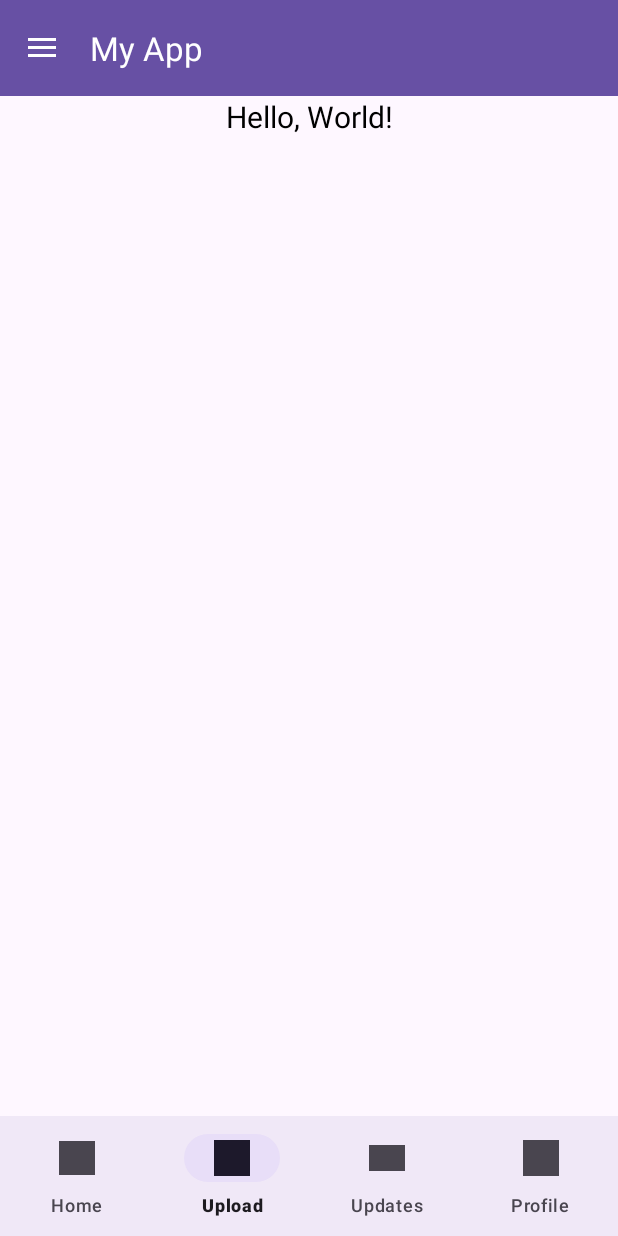
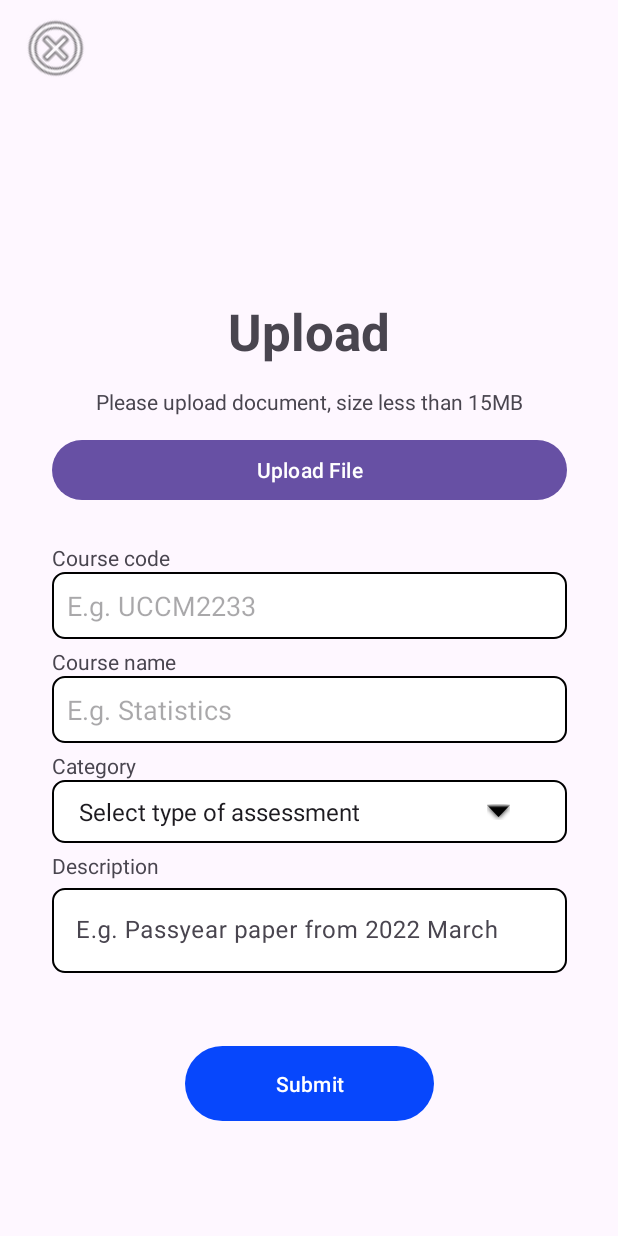
Before and after one commit to ScarletDawn03/MobileApplicationGroupAssignment, an Android app: the screen it shows after launch (MainActivity before the commit, uploadPassyear after it), item 2 of the bottom bar chosen, on a phone screen of 412 x 824 dp. Run offline under Robolectric (Android 15) with nearby library versions, the light colour scheme and no system bars; our stand-ins replace Firebase (no records; nobody signed in at launch, a user with empty details on screens opened directly).

Commit message:
Create upload module

```diff
--- a/app/build.gradle
+++ b/app/build.gradle
@@ -1,5 +1,6 @@
 plugins {
     id 'com.android.application'
+    id 'com.google.gms.google-services'
 }
 
 android {
@@ -34,6 +35,8 @@ dependencies {
     implementation 'androidx.appcompat:appcompat:1.6.1'
     implementation 'com.google.android.material:material:1.9.0'
     implementation 'androidx.constraintlayout:constraintlayout:2.1.4'
+    implementation 'com.google.firebase:firebase-database:21.0.0'
+    implementation 'com.google.firebase:firebase-storage:21.0.1'
     testImplementation 'junit:junit:4.13.2'
     androidTestImplementation 'androidx.test.ext:junit:1.1.5'
     androidTestImplementation 'androidx.test.espresso:espresso-core:3.5.1'
--- a/app/src/main/AndroidManifest.xml
+++ b/app/src/main/AndroidManifest.xml
@@ -1,9 +1,10 @@
 <?xml version="1.0" encoding="utf-8"?>
 <manifest xmlns:android="http://schemas.android.com/apk/res/android"
-
     xmlns:tools="http://schemas.android.com/tools">
 
     <uses-permission android:name="android.permission.INTERNET" />
+    <uses-permission android:name="android.permission.WRITE_EXTERNAL_STORAGE"/>
+    <uses-permission android:name="android.permission.READ_EXTERNAL_STORAGE"/>
 
     <application
         android:allowBackup="true"
@@ -16,6 +17,9 @@
         android:theme="@style/Theme.MyApplication"
         tools:targetApi="31">
         <activity
+            android:name=".uploadPassyear"
+            android:exported="false" />
+        <activity
             android:name=".MainActivity"
             android:exported="true">
             <intent-filter>
--- a/app/src/main/java/com/example/myapplication/MainActivity.java
+++ b/app/src/main/java/com/example/myapplication/MainActivity.java
@@ -1,11 +1,15 @@
 package com.example.myapplication;
 //EN WEI
 
+import android.Manifest;
+import android.content.Intent;
+import android.content.pm.PackageManager;
 import android.os.Bundle;
 import android.widget.Toast;
 import androidx.appcompat.app.ActionBarDrawerToggle;
 import androidx.appcompat.app.AppCompatActivity;
 import androidx.appcompat.widget.Toolbar; // FIXED: correct Toolbar import
+import androidx.core.app.ActivityCompat;
 import androidx.core.view.GravityCompat;
 import androidx.drawerlayout.widget.DrawerLayout;
 import androidx.fragment.app.Fragment;
@@ -23,6 +27,11 @@ public class MainActivity extends AppCompatActivity {
     protected void onCreate(Bundle savedInstanceState) {
         super.onCreate(savedInstanceState);
         setContentView(R.layout.activity_main);
+
+        //GET STORAGE PERMISSION
+        ActivityCompat.requestPermissions(this,
+                new String[]{android.Manifest.permission.WRITE_EXTERNAL_STORAGE, Manifest.permission.READ_EXTERNAL_STORAGE},
+                PackageManager.PERMISSION_GRANTED);
 
         // Set up the toolbar
         Toolbar toolbar = findViewById(R.id.toolbar);
@@ -67,6 +76,8 @@ public class MainActivity extends AppCompatActivity {
                 return true;
             } else if (id == R.id.nav_search) {
                 showToast("Bottom: Search selected");
+                Intent intent = new Intent(this, uploadPassyear.class);
+                startActivity(intent);
                 return true;
             } else if (id == R.id.nav_profile) {
                 showToast("Bottom: Profile selected");
--- /dev/null
+++ b/app/src/main/java/com/example/myapplication/uploadPassyear.java
@@ -0,0 +1,216 @@
+package com.example.myapplication;
+
+import androidx.activity.result.ActivityResult;
+import androidx.activity.result.ActivityResultCallback;
+import androidx.activity.result.ActivityResultLauncher;
+import androidx.activity.result.contract.ActivityResultContracts;
+import androidx.annotation.NonNull;
+import androidx.annotation.Nullable;
+import androidx.appcompat.app.AppCompatActivity;
+
+import android.content.Intent;
+import android.database.Cursor;
+import android.net.Uri;
+import android.os.Bundle;
+import android.provider.OpenableColumns;
+import android.view.View;
+import android.widget.Button;
+import android.widget.Spinner;
+import android.widget.TextView;
+import android.widget.Toast;
+
+import com.google.android.gms.tasks.OnCompleteListener;
+import com.google.android.gms.tasks.Task;
+import com.google.android.material.textfield.TextInputEditText;
+import com.google.android.material.textfield.TextInputLayout;
+import com.google.firebase.database.DatabaseReference;
+import com.google.firebase.database.FirebaseDatabase;
+import com.google.firebase.storage.FirebaseStorage;
+import com.google.firebase.storage.StorageReference;
+
+import java.io.ByteArrayOutputStream;
+import java.io.File;
+import java.io.IOException;
+import java.io.InputStream;
+import java.util.HashMap;
+
+public class uploadPassyear extends AppCompatActivity {
+    private TextView upl_code,upl_name,show_uplname;
+    private Spinner upl_category;
+    private TextInputLayout upl_desc_layout;
+    private TextInputEditText upl_desc;
+    private Button upl_btn,selectFile_btn;
+    private String fileName,code,name,category,desc;
+    private Uri pdfuri;
+
+    private ActivityResultLauncher<Intent> filePickerLauncher = registerForActivityResult(
+            //Unable use startActivityForResult directly as it deprecated
+            new ActivityResultContracts.StartActivityForResult(),
+            new ActivityResultCallback<ActivityResult>() {
+                @Override
+                public void onActivityResult(ActivityResult result) {
+                    if (result.getResultCode() == RESULT_OK && result.getData() != null) {
+                        pdfuri = result.getData().getData();
+                        if (pdfuri != null) {
+                            Cursor returnCursor = getContentResolver().query(pdfuri, null, null, null, null);
+                            if (returnCursor != null && returnCursor.moveToFirst()) {
+                                int nameIndex = returnCursor.getColumnIndex(OpenableColumns.DISPLAY_NAME);
+                                int filesize = returnCursor.getColumnIndex(OpenableColumns.SIZE);
+                                long filesizeInByte = returnCursor.getLong(filesize);
+                                long maxfileSize = 15 * 1024 * 1024;
+                                fileName = returnCursor.getString(nameIndex);
+                                returnCursor.close();
+
+                                //Check size of file uploaded
+                                if(filesizeInByte > maxfileSize){
+                                    Toast.makeText(uploadPassyear.this, "Only PDF file below 15MB can be uploaded!", Toast.LENGTH_LONG).show();
+                                    pdfuri = null;
+                                    return;
+                                }
+                            }
+                            // Display information (you can remove this or modify as needed)
+                            String info = "File Name: " + fileName + "\n";
+                            if(!fileName.isEmpty()){
+                                show_uplname.setText("Selected File:" + fileName);
+                            }
+
+                            Toast.makeText(uploadPassyear.this, info, Toast.LENGTH_LONG).show();
+
+                        }
+                    }
+                }
+            });
+
+
+    @Override
+    protected void onCreate(Bundle savedInstanceState) {
+        super.onCreate(savedInstanceState);
+        setContentView(R.layout.activity_upload_passyear);
+        getIDForViews();
+        setFormEnabled(true);
+
+        upl_btn.setOnClickListener(new View.OnClickListener() {
+            @Override
+            public void onClick(View view) {
+                code = upl_code.getText().toString().trim();
+                name = upl_name.getText().toString().trim();
+                category = upl_category.getSelectedItem().toString();
+                desc = upl_desc.getText().toString().trim();
+
+                if (pdfuri == null) {
+                    Toast.makeText(uploadPassyear.this, "Please select a pdf first", Toast.LENGTH_LONG).show();
+                    return;
+                }
+
+                if (code.isEmpty()) {
+                    upl_code.setError("Please enter course code");
+                    return;
+                }
+
+                if (name.isEmpty()) {
+                    upl_name.setError("Please enter course name");
+                    return;
+                }
+
+                if(category.equals("Select type of assessment")){
+                    ((TextView)upl_category.getSelectedView()).setError("");
+                    return;
+                }
+
+                if (desc.isEmpty()) {
+                    upl_desc.setError("Please enter description");
+                    return;
+                }
+                Toast.makeText(uploadPassyear.this,"Uploading...Please wait... ", Toast.LENGTH_SHORT).show();
+                setFormEnabled(false);
+                uploadPDFAndSaveData();
+            }
+        });
+
+    }
+
+    public void goHome(View view){
+        Intent intent = new Intent(this, MainActivity.class);
+        startActivity(intent);
+    }
+    private void addCourseToDB(String code, String name, String category, String desc,String pdfUrl){
+        //create hashmap
+        HashMap<String,Object> courseHashmap = new HashMap<>();
+        courseHashmap.put("cr_code",code);
+        courseHashmap.put("cr_name",name);
+        courseHashmap.put("cr_category",category);
+        courseHashmap.put("cr_desc",desc);
+        courseHashmap.put("cr_pdfUrl",pdfUrl);
+
+        FirebaseDatabase database = FirebaseDatabase.getInstance();
+        DatabaseReference coursesRef = database.getReference("courses");
+
+        //something like primary key
+        String key = coursesRef.push().getKey();
+        courseHashmap.put("key",key);
+
+        coursesRef.child(key).setValue(courseHashmap).addOnCompleteListener(new OnCompleteListener<Void>() {
+            @Override
+            public void onComplete(@NonNull Task<Void> task) {
+                Toast.makeText(uploadPassyear.this,"Uploaded Successfully", Toast.LENGTH_SHORT).show();
+                upl_code.setText("");
+                upl_name.setText("");
+                upl_desc.setText("");
+                show_uplname.setText("");
+                upl_category.setSelection(0);
+                pdfuri = null;
+                setFormEnabled(true);
+
+            }
+        });
+    }
+
+    public void getIDForViews(){
+        upl_code = findViewById(R.id.upload_code);
+        upl_name = findViewById(R.id.upload_name);
+        upl_category = findViewById(R.id.upload_category);
+        upl_desc_layout = findViewById(R.id.upload_desc_layout);
+        upl_desc = upl_desc_layout.findViewById(R.id.upload_desc);
+        upl_btn = findViewById(R.id.upload_btn);
+        show_uplname = findViewById(R.id.showfilename);
+        selectFile_btn = findViewById(R.id.selectFile);
+    }
+
+    private void setFormEnabled(boolean enabled) {
+        upl_code.setEnabled(enabled);
+        upl_name.setEnabled(enabled);
+        upl_category.setEnabled(enabled);
+        upl_desc_layout.setEnabled(enabled);
+        upl_btn.setEnabled(enabled);
+        selectFile_btn.setEnabled(enabled);
+    }
+
+    public void openFile(View view){
+        Intent intent = new Intent(Intent.ACTION_GET_CONTENT);
+        intent.setType("application/pdf");
+        filePickerLauncher.launch(intent);
+    }
+
+
+    private void uploadPDFAndSaveData() {
+        if (pdfuri != null) {
+            StorageReference storageRef = FirebaseStorage.getInstance().getReference();
+            fileName = System.currentTimeMillis() + ".pdf";
+            StorageReference fileRef = storageRef.child("pdfs/" + fileName);
+
+            fileRef.putFile(pdfuri)//Upload file to firebase storage
+                    .addOnSuccessListener(taskSnapshot -> {
+                        fileRef.getDownloadUrl().addOnSuccessListener(uri -> {
+                            String pdfUrl = uri.toString();
+                            addCourseToDB(code,name,category,desc,fileName);
+                        });
+                    })
+                    .addOnFailureListener(e -> {
+                        Toast.makeText(this, "Upload Failed: " + e.getMessage(), Toast.LENGTH_SHORT).show();
+                    });
+        } else {
+            Toast.makeText(this, "Please select a PDF first", Toast.LENGTH_SHORT).show();
+        }
+    }
+
+}
--- /dev/null
+++ b/app/src/main/res/drawable/upload_border.xml
@@ -0,0 +1,11 @@
+<?xml version="1.0" encoding="utf-8"?>
+<selector xmlns:android="http://schemas.android.com/apk/res/android">
+    <item>
+        <shape xmlns:android="http://schemas.android.com/apk/res/android" android:shape="rectangle">
+            <solid android:color="#FFFFFF"/> <!-- Background color -->
+            <stroke android:width="1dp" android:color="#000000"/> <!-- Border color and width -->
+            <corners android:radius="8dp"/> <!-- Rounded corners (optional) -->
+            <padding android:left="10dp" android:top="10dp" android:right="10dp" android:bottom="10dp"/>
+        </shape>
+    </item>
+</selector>
--- /dev/null
+++ b/app/src/main/res/drawable/upload_dropdown_border.xml
@@ -0,0 +1,17 @@
+<?xml version="1.0" encoding="utf-8"?>
+<layer-list xmlns:android="http://schemas.android.com/apk/res/android">
+    <item>
+        <shape android:shape="rectangle">
+            <solid android:color="#FFFFFF"/>
+            <stroke android:width="1dp" android:color="#000000"/>
+            <corners android:radius="8dp"/>
+            <padding android:left="10dp" android:top="10dp" android:right="30dp" android:bottom="10dp"/>
+        </shape>
+    </item>
+    <item android:right="8dp">
+        <bitmap
+            android:gravity="right|center_vertical"
+            android:src="@android:drawable/arrow_down_float"
+            android:tint="#FF000000" />
+    </item>
+</layer-list>
--- /dev/null
+++ b/app/src/main/res/layout/activity_upload_passyear.xml
@@ -0,0 +1,164 @@
+<?xml version="1.0" encoding="utf-8"?>
+<androidx.constraintlayout.widget.ConstraintLayout xmlns:android="http://schemas.android.com/apk/res/android"
+    xmlns:app="http://schemas.android.com/apk/res-auto"
+    xmlns:tools="http://schemas.android.com/tools"
+    android:layout_width="match_parent"
+    android:layout_height="match_parent"
+    tools:context=".uploadPassyear">
+
+    <TextView
+        android:id="@+id/textView2"
+        android:layout_width="wrap_content"
+        android:layout_height="wrap_content"
+        android:layout_marginBottom="8dp"
+        android:text="Upload"
+        android:textSize="34sp"
+        android:textStyle="bold"
+        app:layout_constraintBottom_toTopOf="@+id/textView3"
+        app:layout_constraintEnd_toEndOf="@+id/textView3"
+        app:layout_constraintHorizontal_bias="0.497"
+        app:layout_constraintStart_toStartOf="@+id/textView3"
+        app:layout_constraintTop_toTopOf="parent"
+        app:layout_constraintVertical_bias="0.969" />
+
+    <TextView
+        android:id="@+id/textView3"
+        android:layout_width="wrap_content"
+        android:layout_height="wrap_content"
+        android:layout_marginBottom="12dp"
+        android:text="Please upload document, size less than 15MB"
+        app:layout_constraintBottom_toTopOf="@+id/linearLayout"
+        app:layout_constraintEnd_toEndOf="@+id/linearLayout"
+        app:layout_constraintStart_toStartOf="@+id/linearLayout" />
+
+    <LinearLayout
+        android:id="@+id/linearLayout"
+        android:layout_width="343dp"
+        android:layout_height="459dp"
+        android:orientation="vertical"
+        app:layout_constraintBottom_toBottomOf="parent"
+        app:layout_constraintEnd_toEndOf="parent"
+        app:layout_constraintStart_toStartOf="parent"
+        app:layout_constraintTop_toTopOf="parent"
+        app:layout_constraintVertical_bias="0.794">
+
+        <Button
+            android:id="@+id/selectFile"
+            android:layout_width="match_parent"
+            android:layout_height="wrap_content"
+            android:onClick="openFile"
+            android:text="Upload File" />
+
+        <TextView
+            android:id="@+id/showfilename"
+            android:layout_width="match_parent"
+            android:layout_height="wrap_content"
+            android:textStyle="bold" />
+
+        <TextView
+            android:id="@+id/textView4"
+            android:layout_width="match_parent"
+            android:layout_height="wrap_content"
+            android:layout_marginTop="5dp"
+            android:text="Course code" />
+
+        <EditText
+            android:id="@+id/upload_code"
+            android:layout_width="match_parent"
+            android:layout_height="wrap_content"
+            android:background="@drawable/upload_border"
+            android:ems="10"
+            android:hint="E.g. UCCM2233"
+            android:inputType="text"
+            android:text=""
+            android:textColor="#000000" />
+
+        <TextView
+            android:id="@+id/textView5"
+            android:layout_width="match_parent"
+            android:layout_height="wrap_content"
+            android:layout_marginTop="5dp"
+            android:text="Course name" />
+
+        <EditText
+            android:id="@+id/upload_name"
+            android:layout_width="match_parent"
+            android:layout_height="wrap_content"
+            android:background="@drawable/upload_border"
+            android:ems="10"
+            android:hint="E.g. Statistics"
+            android:inputType="text"
+            android:text=""
+            android:textColor="#000000" />
+
+        <TextView
+            android:id="@+id/textView6"
+            android:layout_width="match_parent"
+            android:layout_height="wrap_content"
+            android:layout_marginTop="5dp"
+            android:text="Category" />
+
+        <Spinner
+            android:id="@+id/upload_category"
+            android:layout_width="match_parent"
+            android:layout_height="wrap_content"
+            android:background="@drawable/upload_dropdown_border"
+            android:entries="@array/answer_category" />
+
+
+        <TextView
+            android:id="@+id/textView7"
+            android:layout_width="match_parent"
+            android:layout_height="wrap_content"
+            android:layout_marginTop="5dp"
+            android:text="Description" />
+
+        <com.google.android.material.textfield.TextInputLayout
+            android:id="@+id/upload_desc_layout"
+            android:layout_width="match_parent"
+            android:layout_height="101dp">
+
+            <com.google.android.material.textfield.TextInputEditText
+                android:id="@+id/upload_desc"
+                android:layout_width="match_parent"
+                android:layout_height="wrap_content"
+                android:background="@drawable/upload_border"
+                android:hint="E.g. Passyear paper from 2022 March"
+                app:counterEnabled="true"
+                app:counterMaxLength="500" />
+
+        </com.google.android.material.textfield.TextInputLayout>
+
+        <LinearLayout
+            android:layout_width="match_parent"
+            android:layout_height="58dp"
+            android:layout_margin="5dp"
+            android:gravity="center"
+            android:orientation="vertical">
+
+            <Button
+                android:id="@+id/upload_btn"
+                android:layout_width="166dp"
+                android:layout_height="14dp"
+                android:layout_weight="1"
+                android:text="Submit"
+                app:backgroundTint="#0747fc" />
+        </LinearLayout>
+
+    </LinearLayout>
+
+    <ImageView
+        android:id="@+id/imageView"
+        android:layout_width="49dp"
+        android:layout_height="57dp"
+        android:rotation="45"
+        android:onClick="goHome"
+        app:layout_constraintBottom_toTopOf="@+id/textView2"
+        app:layout_constraintEnd_toStartOf="@+id/textView2"
+        app:layout_constraintHorizontal_bias="0.126"
+        app:layout_constraintStart_toStartOf="parent"
+        app:layout_constraintTop_toTopOf="parent"
+        app:layout_constraintVertical_bias="0.023"
+        app:srcCompat="@android:drawable/ic_menu_add" />
+
+</androidx.constraintlayout.widget.ConstraintLayout>
--- a/app/src/main/res/values/strings.xml
+++ b/app/src/main/res/values/strings.xml
@@ -5,4 +5,11 @@
     <string name="navigation_drawer_open">Open navigation drawer</string>
     <string name="navigation_drawer_close">Close navigation drawer</string>
 
+    <string-array name="answer_category">
+        <item>Select type of assessment</item>
+        <item>Quiz</item>
+        <item>Midterm</item>
+        <item>Practical Test</item>
+        <item>Final Assessment</item>
+    </string-array>
 </resources>
--- a/build.gradle
+++ b/build.gradle
@@ -1,4 +1,8 @@
-// Top-level build file where you can add configuration options common to all sub-projects/modules.
+buildscript {
+    dependencies {
+        classpath 'com.google.gms:google-services:4.4.2'
+    }
+}// Top-level build file where you can add configuration options common to all sub-projects/modules.
 plugins {
 id 'com.android.application' version '8.2.2' apply false
 }
```
Also changed, not shown: 1 other file.
